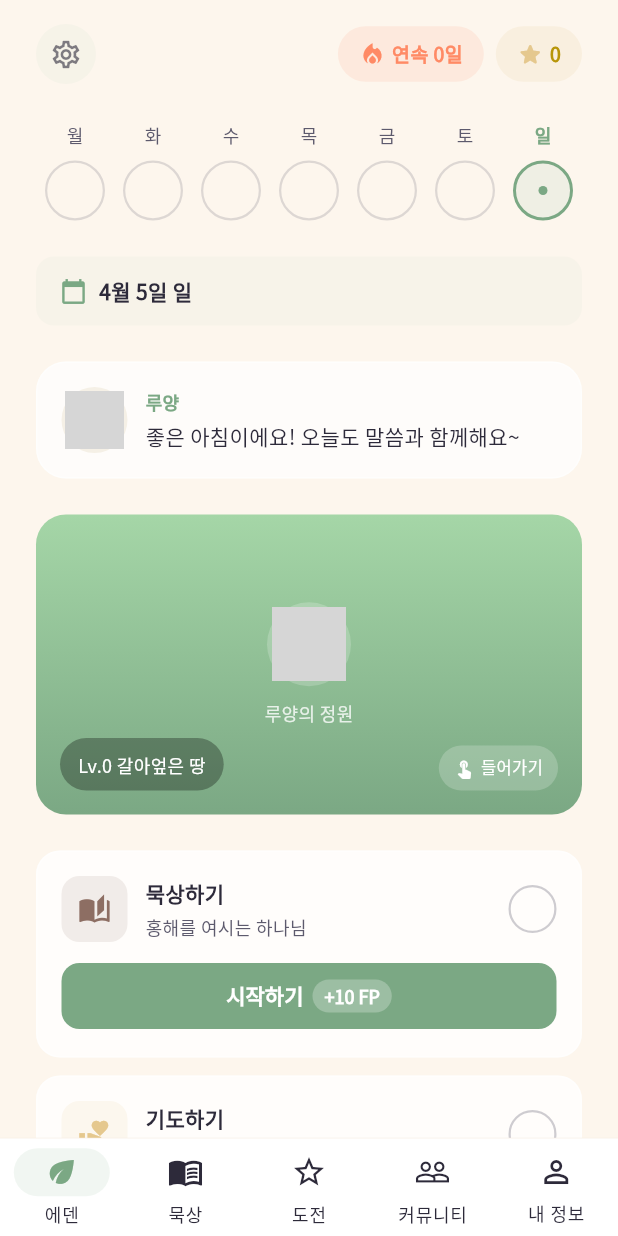
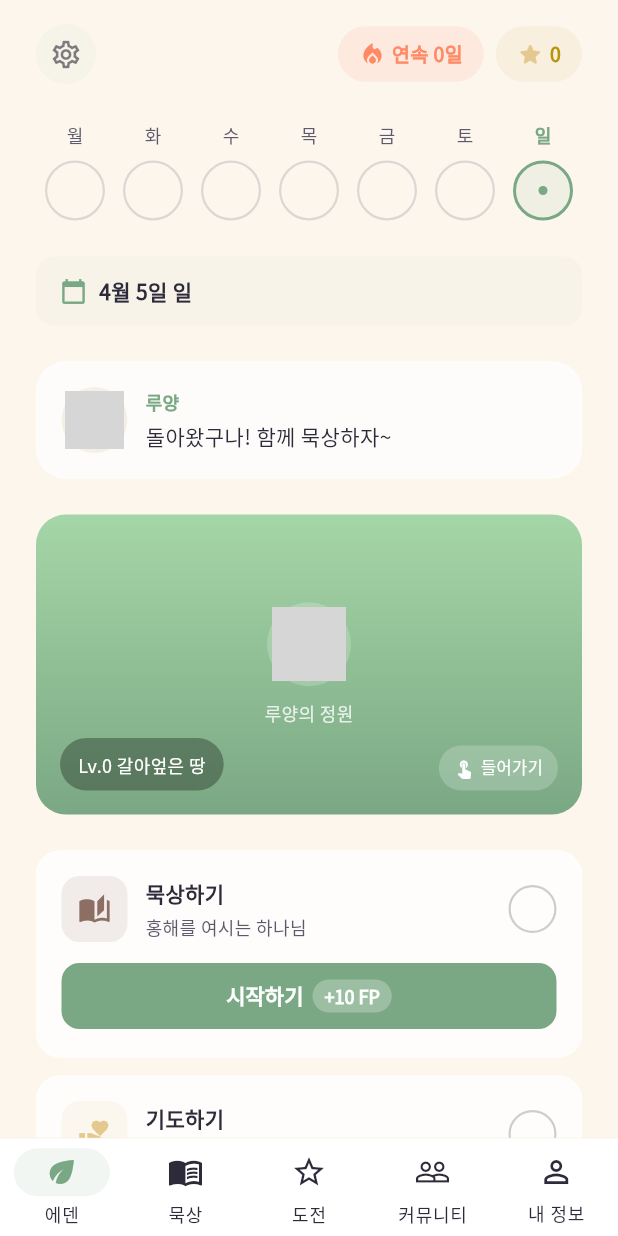
Before and after one commit to 05030522/edan, a Flutter app: the HomeScreen screen opened by its route, on a phone screen of 412 x 824 dp. Run offline on Flutter 3.47's test engine with Material 3 defaults, Android fonts, the phone set to English and light mode, and no system bars; our stand-ins replace audioplayers, flutter_riverpod, go_router, google_fonts, image_picker, sentry_flutter and 3 more; accounts and stored records are empty; grey boxes are pictures that could not be loaded.

Commit message:
feat: 루양 인사말 한국 시간대별 분리 (아침/점심/저녁/밤)
Co-Authored-By: Claude Opus 4.6 (1M context) <noreply@anthropic.com>

```diff
--- a/lib/core/constants/app_constants.dart
+++ b/lib/core/constants/app_constants.dart
@@ -58,7 +58,51 @@ class AppConstants {
     365: 1000,
   };
 
-  // ─── 루양 인사말 ───
+  // ─── 루양 인사말 (시간대별) ───
+  // 한국 시간(KST, UTC+9) 기준
+  static const Map<String, List<String>> lambyGreetingsByTime = {
+    'morning': [  // 06:00 ~ 11:59
+      '좋은 아침이에요! 오늘도 말씀과 함께해요~',
+      '상쾌한 아침이야! 말씀으로 하루를 시작하자~',
+      '굿모닝! 오늘 하루도 주님과 동행해요!',
+    ],
+    'afternoon': [  // 12:00 ~ 17:59
+      '점심 잘 먹었어? 잠깐 말씀 한 구절 어때?',
+      '오후에도 힘내! 말씀이 힘이 되어줄 거야~',
+      '반가워! 오늘은 어떤 말씀을 만날까?',
+    ],
+    'evening': [  // 18:00 ~ 21:59
+      '오늘 하루 수고했어! 말씀으로 마무리하자~',
+      '저녁이야~ 하루를 돌아보며 묵상해볼까?',
+      '돌아왔구나! 함께 묵상하자~',
+    ],
+    'night': [  // 22:00 ~ 05:59
+      '이 밤, 말씀과 함께 평안한 시간 보내요~',
+      '조용한 밤이야. 주님과 대화해볼까?',
+      '늦은 시간에도 찾아와줬구나! 고마워~',
+    ],
+  };
+
+  /// 한국 시간 기준 시간대 인사말 반환
+  static String getGreetingByTime() {
+    // UTC+9 (한국 시간)
+    final kstHour = DateTime.now().toUtc().add(const Duration(hours: 9)).hour;
+    final String timeKey;
+    if (kstHour >= 6 && kstHour < 12) {
+      timeKey = 'morning';
+    } else if (kstHour >= 12 && kstHour < 18) {
+      timeKey = 'afternoon';
+    } else if (kstHour >= 18 && kstHour < 22) {
+      timeKey = 'evening';
+    } else {
+      timeKey = 'night';
+    }
+    final greetings = lambyGreetingsByTime[timeKey]!;
+    final index = DateTime.now().day % greetings.length;
+    return greetings[index];
+  }
+
+  // 하위 호환용
   static const List<String> lambyGreetings = [
     '좋은 아침이에요! 오늘도 말씀과 함께해요~',
     '반가워! 오늘은 어떤 말씀을 만날까?',
--- a/lib/features/home/screens/home_screen.dart
+++ b/lib/features/home/screens/home_screen.dart
@@ -61,9 +61,8 @@ class HomeScreen extends ConsumerWidget {
     final todayLabel =
         '${now.month}월 ${now.day}일 ${weekdayNames[(now.weekday - 1) % 7]}';
 
-    // 루양 인사 (날짜 기반으로 고정)
-    final greetingIndex = now.day % AppConstants.lambyGreetings.length;
-    final greeting = AppConstants.lambyGreetings[greetingIndex];
+    // 루양 인사 (한국 시간대별)
+    final greeting = AppConstants.getGreetingByTime();
 
     final levelIndex =
         (currentLevel - 1).clamp(0, AppConstants.levelNames.length - 1);
```
